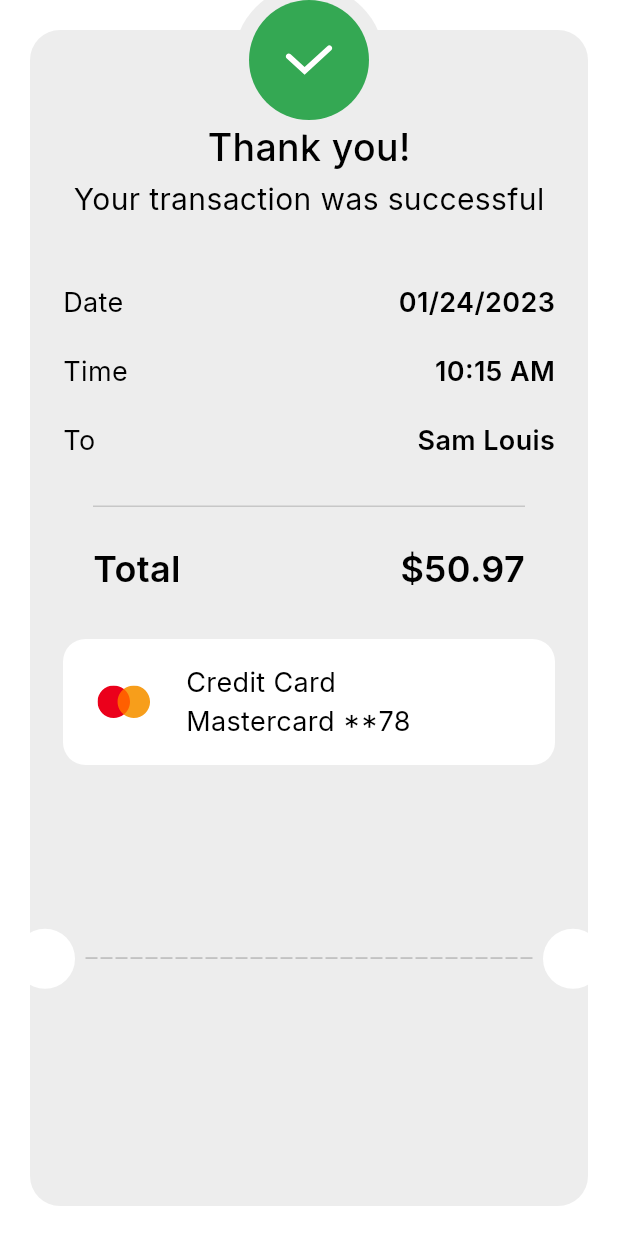
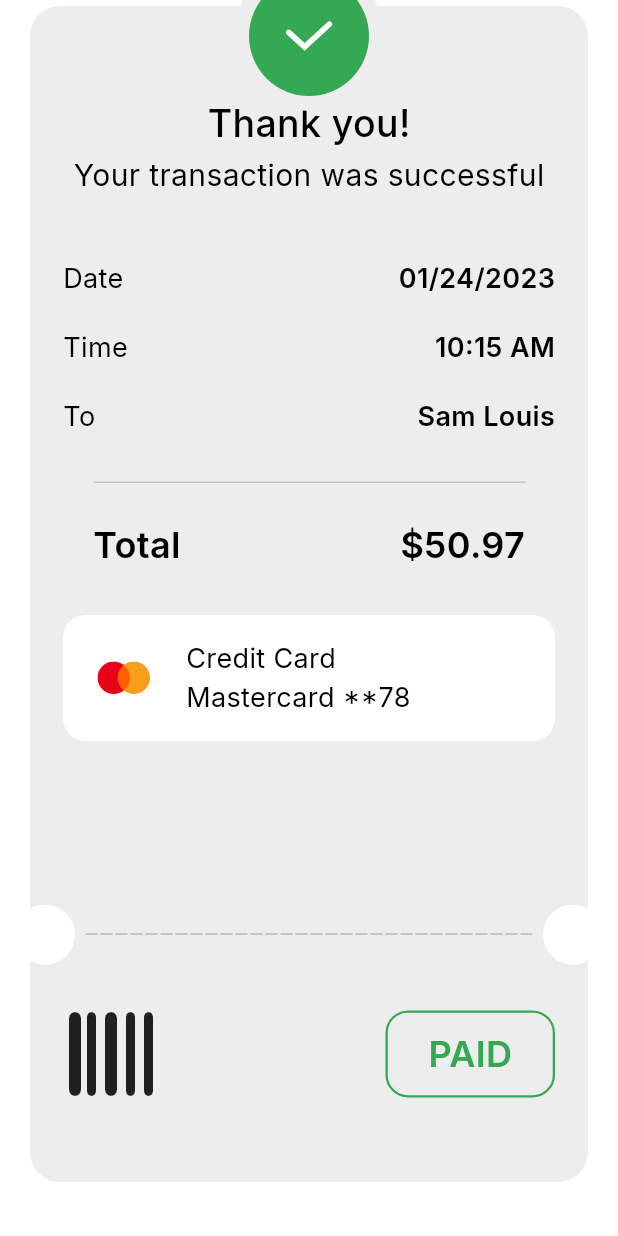
Before and after one commit to Tala-foqha/checkout, a Flutter app: the ThankYouView screen opened directly, on a phone screen of 412 x 824 dp. Run offline on Flutter 3.47's test engine with Material 3 defaults, Android fonts, the phone set to English and light mode, and no system bars; our stand-ins replace flutter_credit_card, flutter_svg, font_awesome_flutter, google_fonts.

Commit message:
added transform

```diff
--- a/lib/Features/checkout/presentation/views/widgets/thank_you_card.dart
+++ b/lib/Features/checkout/presentation/views/widgets/thank_you_card.dart
@@ -7,6 +7,7 @@ import 'package:checkout_app/Features/checkout/presentation/views/widgets/total_
 import 'package:checkout_app/core/utils/app_styles.dart';
 import 'package:flutter/material.dart';
 import 'package:flutter_svg/svg.dart';
+import 'package:font_awesome_flutter/font_awesome_flutter.dart';
 
 class ThankYouCard extends StatelessWidget {
   const ThankYouCard({
@@ -46,7 +47,33 @@ class ThankYouCard extends StatelessWidget {
     SizedBox(height: 24,),
     TotalWidget(),
     SizedBox(height: 30,),
-    CardInfoWidget()
+    CardInfoWidget(),
+    Spacer(),
+    Row(
+      mainAxisAlignment: MainAxisAlignment.spaceBetween,
+      children: [
+        Icon(FontAwesomeIcons.barcode,size: 64,),
+
+        Container(
+width: 113,
+height: 58,
+decoration: ShapeDecoration(
+
+  shape:
+RoundedRectangleBorder(
+  side: BorderSide(
+    color: Color(0xff34A853),
+    width: 1.5
+  ),
+  borderRadius: BorderRadius.circular(15),
+
+)
+),
+child: Center(child: Text('PAID',style: AppStyles.semiBold24.copyWith(color: Color(0xff34A853)),)),
+        )
+      ],
+    ),
+    SizedBox(height: (MediaQuery.sizeOf(context).height*0.2/2)-29,)
         ]
       ),))
     );
--- a/lib/Features/checkout/presentation/views/widgets/thank_you_view.dart
+++ b/lib/Features/checkout/presentation/views/widgets/thank_you_view.dart
@@ -8,8 +8,11 @@ class ThankYouView extends StatelessWidget {
   @override
   Widget build(BuildContext context) {
     return Scaffold(
+
       backgroundColor: Colors.white,
-      body: SafeArea(child: ThankYouViewBody()),
+      body: SafeArea(child: Transform.translate(
+        offset: Offset(0, -16),
+        child: ThankYouViewBody())),
     );
   }
 }
--- a/lib/Features/checkout/presentation/views/widgets/thank_you_view_body.dart
+++ b/lib/Features/checkout/presentation/views/widgets/thank_you_view_body.dart
@@ -3,7 +3,6 @@ import 'package:checkout_app/Features/checkout/presentation/views/widgets/custom
 import 'package:checkout_app/Features/checkout/presentation/views/widgets/custom_dashed_line.dart';
 import 'package:checkout_app/Features/checkout/presentation/views/widgets/thank_you_card.dart';
 import 'package:flutter/material.dart';
-import 'package:flutter_svg/svg.dart';
 
 class ThankYouViewBody extends StatelessWidget {
   const ThankYouViewBody({super.key});
@@ -18,8 +17,6 @@ class ThankYouViewBody extends StatelessWidget {
         ThankYouCard(),
 
         CustomDashedLine(screenSize: screenSize),
-
-        // دائرتان جانبيتان فوق البطاقة (موضوعة بالنسبة لارتفاع الشاشة)
         Positioned(
           left: 10,
           bottom: screenSize.height * 0.2,
--- a/lib/core/widgets/custom_appbar.dart
+++ b/lib/core/widgets/custom_appbar.dart
@@ -4,8 +4,8 @@ import 'package:flutter/material.dart';
 import 'package:flutter_svg/svg.dart';
 
 class CustomAppbar extends StatelessWidget {
-  const CustomAppbar({super.key, required this.title});
-final String title;
+  const CustomAppbar({super.key,  this.title});
+final String ?title;
   @override
   Widget build(BuildContext context) {
     return Padding(
@@ -16,7 +16,7 @@ final String title;
           const Spacer(),
           Center(
             child: Text(
-              title,
+              title??"",
               style: AppStyles.meduim25,
               textAlign: TextAlign.center,
             ),
--- a/pubspec.yaml
+++ b/pubspec.yaml
@@ -37,6 +37,7 @@ dependencies:
   flutter_svg: ^2.2.1
   google_fonts: ^6.3.1
   flutter_credit_card: ^4.1.0
+  font_awesome_flutter: ^10.10.0
 
 dev_dependencies:
   flutter_test:
```
Also changed, not shown: pubspec.lock.
